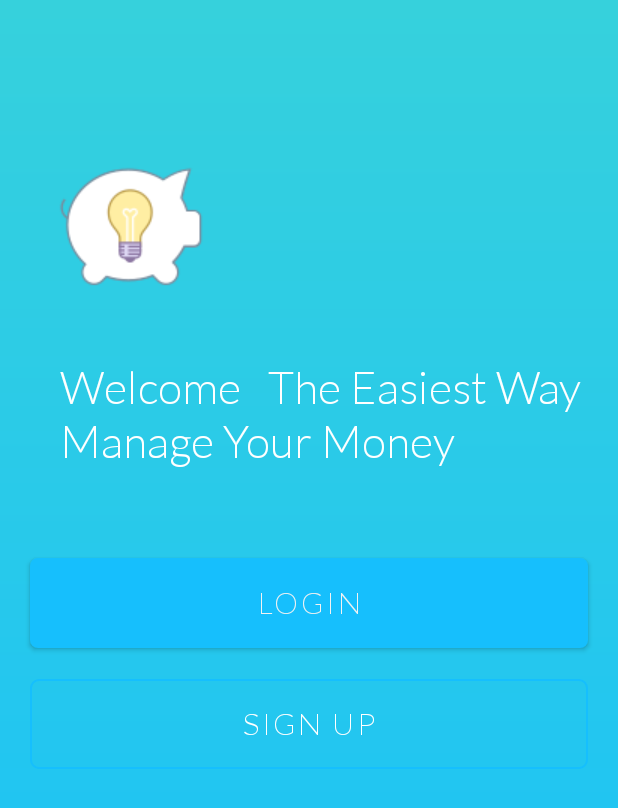
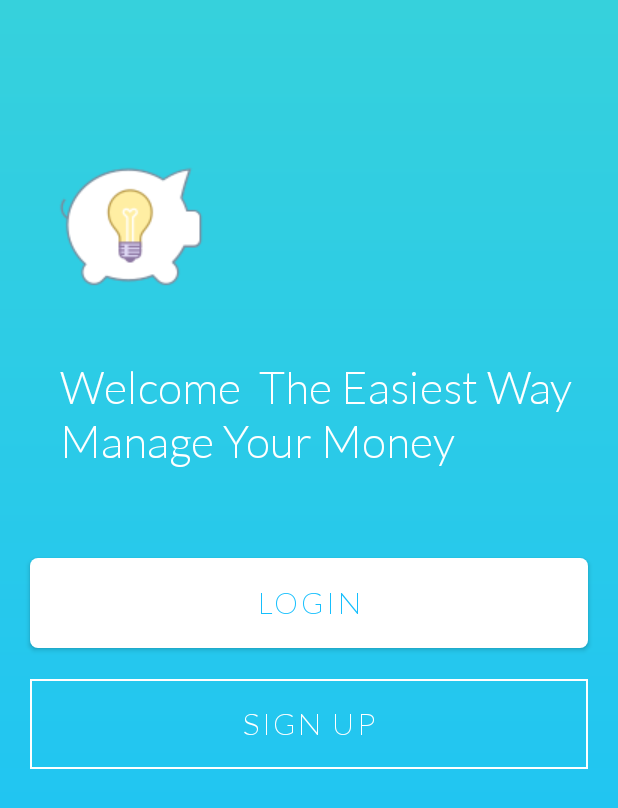
Before and after one commit to KateOber/CSIS-3175, an Android app: the WelcomeActivity screen opened directly, with no data from a screen before it, on a phone screen of 412 x 824 dp. Shown: the top 808 px of the screen. Run offline under Robolectric (Android 15) with nearby library versions, the phone set to English and light mode, and no system bars.

Commit message:
button error fixed
had an erro button style didn't apply, and added app:backgroundTint="@null"
in xml, it is fixed

```diff
--- a/EasyMoney/app/src/main/res/drawable/style_btn_stoke.xml
+++ b/EasyMoney/app/src/main/res/drawable/style_btn_stoke.xml
@@ -1,17 +1,14 @@
 <?xml version="1.0" encoding="utf-8"?>
-<shape xmlns:android="http://schemas.android.com/apk/res/android">
-<!--    background color-->
+<shape xmlns:android="http://schemas.android.com/apk/res/android" android:shape="rectangle">
+
     <solid android:color="#00FFFFFF"/>
 
     <stroke
         android:width="1dp"
-        android:color="@color/black" />
+        android:color="#FFFFFF"/>
 
     <corners
-        android:topLeftRadius="5dp"
-        android:topRightRadius="5dp"
-        android:bottomLeftRadius="5dp"
-        android:bottomRightRadius="5dp"  />
+        android:Radius="5dp"/>
 
     <size android:height="60dp" />
 
--- a/EasyMoney/app/src/main/res/drawable/style_btn_white.xml
+++ b/EasyMoney/app/src/main/res/drawable/style_btn_white.xml
@@ -1,13 +1,10 @@
 <?xml version="1.0" encoding="utf-8"?>
-<shape xmlns:android="http://schemas.android.com/apk/res/android">
+<shape xmlns:android="http://schemas.android.com/apk/res/android" android:shape="rectangle">
 
-    <solid android:color="@color/white" />
-
+    <solid
+        android:color="@color/white" />
     <corners
-        android:topLeftRadius="5dp"
-        android:topRightRadius="5dp"
-        android:bottomLeftRadius="5dp"
-        android:bottomRightRadius="5dp"  />
-
-    <size android:height="60dp" />
+        android:radius="5dp" />
+    <size
+        android:height="60dp" />
 </shape>
--- a/EasyMoney/app/src/main/res/layout/activity_register.xml
+++ b/EasyMoney/app/src/main/res/layout/activity_register.xml
@@ -136,6 +136,7 @@
         android:layout_marginTop="60dp"
         android:layout_marginEnd="24dp"
         android:background="@drawable/style_btn_blue"
+        app:backgroundTint="@null"
         android:enabled="true"
         android:text="@string/txt_btn_signUp"
         app:layout_constraintEnd_toEndOf="parent"
--- a/EasyMoney/app/src/main/res/layout/activity_welcome.xml
+++ b/EasyMoney/app/src/main/res/layout/activity_welcome.xml
@@ -51,8 +51,9 @@
         android:layout_marginEnd="20dp"
         android:background="@drawable/style_btn_white"
         android:text="@string/txt_btn_login"
-        android:textColor="@color/gray6"
+        android:textColor="@color/primaryBlue"
         android:textSize="20sp"
+        app:backgroundTint="@null"
         app:layout_constraintEnd_toEndOf="parent"
         app:layout_constraintStart_toStartOf="parent"
         app:layout_constraintTop_toBottomOf="@+id/txtWelcome" />
@@ -66,6 +67,7 @@
         android:layout_marginTop="10dp"
         android:layout_marginEnd="20dp"
         android:background="@drawable/style_btn_stoke"
+        app:backgroundTint="@null"
         android:text="@string/txt_btn_signUp"
         app:layout_constraintBottom_toBottomOf="parent"
         app:layout_constraintEnd_toEndOf="parent"
--- a/EasyMoney/app/src/main/res/values/strings.xml
+++ b/EasyMoney/app/src/main/res/values/strings.xml
@@ -3,7 +3,7 @@
     <string name="title_activity_splash">FullscreenActivity</string>
     <string name="dummy_button">Dummy Button</string>
     <string name="dummy_content">DUMMY\nCONTENT</string>
-    <string name="txt_welcome">Welcome <br /> <br /> The Easiest Way <br /> Manage Your Money </string>
+    <string name="txt_welcome">Welcome <br /><br /> The Easiest Way <br /> Manage Your Money </string>
     <string name="txt_btn_login">LOGIN</string>
     <string name="txt_btn_signUp">SIGN UP</string>
     <string name="title_activity_login">LoginActivity</string>
--- a/EasyMoney/app/src/main/res/values/themes.xml
+++ b/EasyMoney/app/src/main/res/values/themes.xml
@@ -3,16 +3,16 @@
 
     <style name="Theme.EasyMoney" parent="Theme.MaterialComponents.Light.NoActionBar">
         <!-- Primary brand color. -->
-        <item name="colorPrimary">@color/purple_500</item>
+        <item name="colorPrimary">@color/primaryBlue</item>
         <item name="colorPrimaryVariant">@color/gray4</item>
-        <item name="colorOnPrimary">@color/white</item>
+<!--        <item name="colorOnPrimary">@color/white</item>-->
         <!-- Secondary brand color. -->
         <item name="colorSecondary">@color/teal_200</item>
         <item name="colorSecondaryVariant">@color/teal_700</item>
         <item name="colorOnSecondary">@color/black</item>
         <!-- Status bar color. -->
         <item name="android:statusBarColor" tools:targetApi="l">?attr/colorPrimaryVariant</item>
-        <!-- Customize your theme here. -->
+<!--        &lt;!&ndash; Customize your theme here. &ndash;&gt;-->
     </style>
 
 </resources>
```
